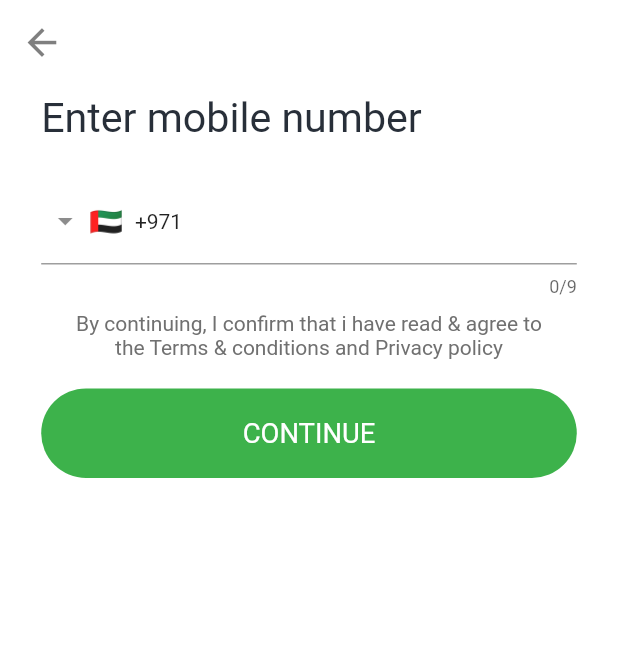
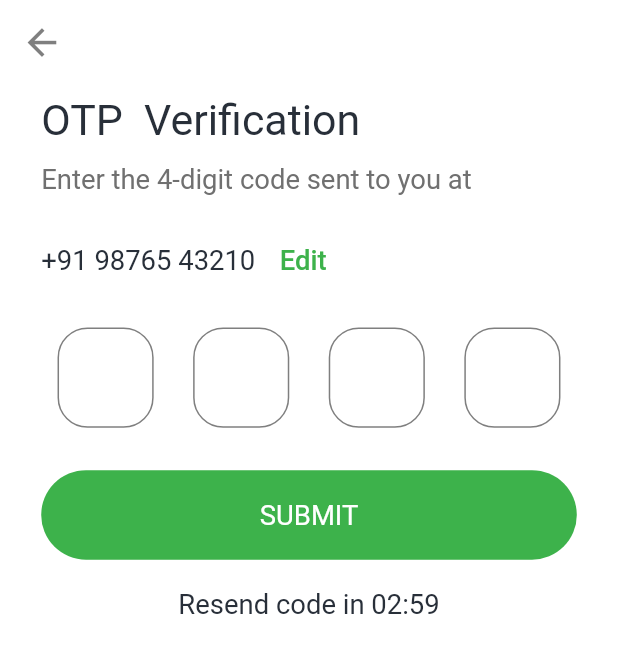
Before and after one commit to MhMahdi94/taxi_app, a Flutter app: the SignUpScreen screen opened directly, after a tap on "CONTINUE", on a phone screen of 412 x 824 dp. Shown: the top 653 px of the screen. Run offline on Flutter 3.47's test engine with Material 2 defaults, Android fonts, the phone set to English and light mode, and no system bars; drawn by our look-alikes of intl_phone_field, pinput; our stand-ins replace flutter_screenutil, flutter_spinkit.

Commit message:
otp design

```diff
--- a/lib/modules/auth/auth_page.dart
+++ b/lib/modules/auth/auth_page.dart
@@ -2,6 +2,7 @@ import 'package:flutter/material.dart';
 import 'package:flutter/src/widgets/framework.dart';
 import 'package:flutter/src/widgets/placeholder.dart';
 import 'package:flutter_screenutil/flutter_screenutil.dart';
+import 'package:taxi_application/modules/auth/signin_screen.dart';
 import 'package:taxi_application/modules/auth/signup_screen.dart';
 import 'package:taxi_application/shared/colors.dart';
 import 'package:taxi_application/shared/components.dart';
@@ -36,7 +37,9 @@ class AuthPage extends StatelessWidget {
             const Spacer(),
             AppButton(
               label: 'SIGN IN',
-              onTap: () {},
+              onTap: () {
+                navigateTo(context, const SignInScreen());
+              },
             ),
             SizedBox(
               height: 16.h,
--- /dev/null
+++ b/lib/modules/auth/otp_screen.dart
@@ -0,0 +1,133 @@
+import 'package:flutter/material.dart';
+import 'package:flutter/src/widgets/framework.dart';
+import 'package:flutter/src/widgets/placeholder.dart';
+import 'package:flutter_screenutil/flutter_screenutil.dart';
+import 'package:pinput/pinput.dart';
+import 'package:taxi_application/shared/colors.dart';
+import 'package:taxi_application/shared/components.dart';
+
+class OTP_screen extends StatelessWidget {
+  const OTP_screen({super.key});
+
+  @override
+  Widget build(BuildContext context) {
+    final defaultPinTheme = PinTheme(
+      width: 56.w,
+      height: 56.h,
+      textStyle: TextStyle(
+        fontSize: 20,
+        color: textColor,
+        fontWeight: FontWeight.w600,
+      ),
+      margin: EdgeInsets.all(8.sp),
+      decoration: BoxDecoration(
+        border: Border.all(color: borderColor),
+        borderRadius: BorderRadius.circular(20),
+      ),
+    );
+
+    final focusedPinTheme = defaultPinTheme.copyDecorationWith(
+      border: Border.all(color: mainColor),
+      borderRadius: BorderRadius.circular(8),
+    );
+
+    final submittedPinTheme = defaultPinTheme.copyWith(
+      decoration: defaultPinTheme.decoration!.copyWith(
+        color: Color.fromRGBO(234, 239, 243, 1),
+      ),
+    );
+
+    return Scaffold(
+      appBar: AppBar(),
+      body: Padding(
+        padding: EdgeInsets.symmetric(horizontal: 24.w),
+        child: Column(
+          crossAxisAlignment: CrossAxisAlignment.start,
+          children: [
+            SizedBox(
+              height: 6.h,
+            ),
+            Text(
+              'OTP  Verification',
+              textAlign: TextAlign.start,
+              style: TextStyle(
+                fontSize: 25.sp,
+                color: textColor,
+              ),
+            ),
+            SizedBox(
+              height: 10.h,
+            ),
+            Text(
+              'Enter the 4-digit code sent to you at',
+              style: TextStyle(
+                fontSize: 16.sp,
+                color: overlayColor,
+              ),
+            ),
+            SizedBox(
+              height: 16.h,
+            ),
+            Row(
+              children: [
+                Text(
+                  '+91 98765 43210',
+                  style: TextStyle(
+                    fontSize: 16.sp,
+                    color: textColor,
+                  ),
+                ),
+                TextButton(
+                  onPressed: () {},
+                  child: Text(
+                    'Edit',
+                    style: TextStyle(
+                      fontSize: 16.sp,
+                    ),
+                  ),
+                ),
+              ],
+            ),
+            SizedBox(
+              height: 10.h,
+            ),
+            Center(
+              child: Pinput(
+                defaultPinTheme: defaultPinTheme,
+                focusedPinTheme: focusedPinTheme,
+                submittedPinTheme: submittedPinTheme,
+                validator: (s) {
+                  return s == '2222' ? null : 'Pin is incorrect';
+                },
+                pinputAutovalidateMode: PinputAutovalidateMode.onSubmit,
+                showCursor: true,
+                onCompleted: (pin) => print(pin),
+              ),
+            ),
+            SizedBox(
+              height: 16.h,
+            ),
+            AppButton(
+              label: 'SUBMIT',
+              onTap: () {
+                print('otp submit');
+              },
+            ),
+            SizedBox(
+              height: 16.h,
+            ),
+            Center(
+              child: Text(
+                'Resend code in 02:59',
+                style: TextStyle(
+                  fontSize: 16.sp,
+                  color: textColor,
+                ),
+              ),
+            ),
+          ],
+        ),
+      ),
+    );
+  }
+}
--- /dev/null
+++ b/lib/modules/auth/signin_screen.dart
@@ -0,0 +1,14 @@
+import 'package:flutter/material.dart';
+import 'package:flutter/src/widgets/framework.dart';
+import 'package:flutter/src/widgets/placeholder.dart';
+
+class SignInScreen extends StatelessWidget {
+  const SignInScreen({super.key});
+
+  @override
+  Widget build(BuildContext context) {
+    return Scaffold(
+      appBar: AppBar(),
+    );
+  }
+}
--- a/lib/modules/auth/signup_screen.dart
+++ b/lib/modules/auth/signup_screen.dart
@@ -3,18 +3,24 @@ import 'package:flutter/src/widgets/framework.dart';
 import 'package:flutter/src/widgets/placeholder.dart';
 import 'package:flutter_screenutil/flutter_screenutil.dart';
 import 'package:intl_phone_field/intl_phone_field.dart';
+import 'package:taxi_application/modules/auth/otp_screen.dart';
 import 'package:taxi_application/shared/colors.dart';
 import 'package:taxi_application/shared/components.dart';
+import 'package:taxi_application/shared/functions.dart';
 
 class SignUpScreen extends StatelessWidget {
   const SignUpScreen({super.key});
 
   @override
   Widget build(BuildContext context) {
+    var formKey = GlobalKey<FormState>();
+    TextEditingController numberController = TextEditingController();
     return Scaffold(
       appBar: AppBar(),
       body: Padding(
         padding: EdgeInsets.symmetric(horizontal: 24.w),
+        child: Form(
+          key: formKey,
           child: Column(
             crossAxisAlignment: CrossAxisAlignment.start,
             children: [
@@ -32,6 +38,7 @@ class SignUpScreen extends StatelessWidget {
                 height: 20.h,
               ),
               IntlPhoneField(
+                controller: numberController,
                 decoration: InputDecoration(
                     contentPadding: EdgeInsets.symmetric(vertical: 16.h)
                     //labelText: 'Phone Number',
@@ -43,6 +50,12 @@ class SignUpScreen extends StatelessWidget {
                     // ),
                     ),
                 initialCountryCode: 'AE',
+                validator: (value) {
+                  if (value.toString().isEmpty) {
+                    return 'Mobile Number is Required Field';
+                  }
+                  return null;
+                },
                 onChanged: (phone) {
                   print(phone.completeNumber);
                 },
@@ -52,7 +65,7 @@ class SignUpScreen extends StatelessWidget {
               ),
               Padding(
                 padding: EdgeInsets.symmetric(horizontal: 16.w),
-              child: Text(
+                child: const Text(
                   'By continuing, I confirm that i have read & agree to the Terms & conditions and Privacy policy',
                   textAlign: TextAlign.center,
                   style: TextStyle(
@@ -65,9 +78,15 @@ class SignUpScreen extends StatelessWidget {
               ),
               AppButton(
                 label: 'CONTINUE',
-              onTap: () {},
+                onTap: () {
+                  if (formKey.currentState!.validate()) {
+                    // process charge
+                    navigateTo(context, const OTP_screen());
+                  }
+                },
               ),
             ],
+          ),
         ),
       ),
     );
--- a/pubspec.yaml
+++ b/pubspec.yaml
@@ -40,6 +40,7 @@ dependencies:
   flutter_screenutil: ^5.8.4
   flutter_spinkit: ^5.2.0
   intl_phone_field: ^3.1.0
+  pinput: ^2.2.31
 dev_dependencies:
   flutter_test:
     sdk: flutter
```
Also changed, not shown: pubspec.lock, 5 other files. Lines whose indentation alone changed are shown as unchanged.
